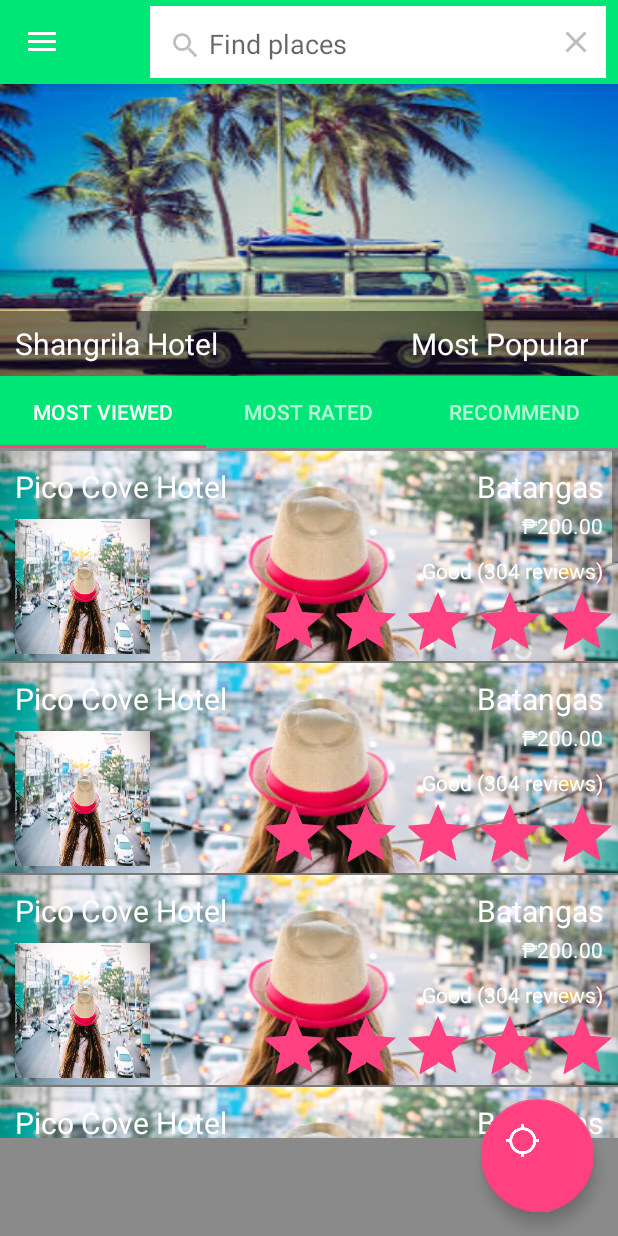
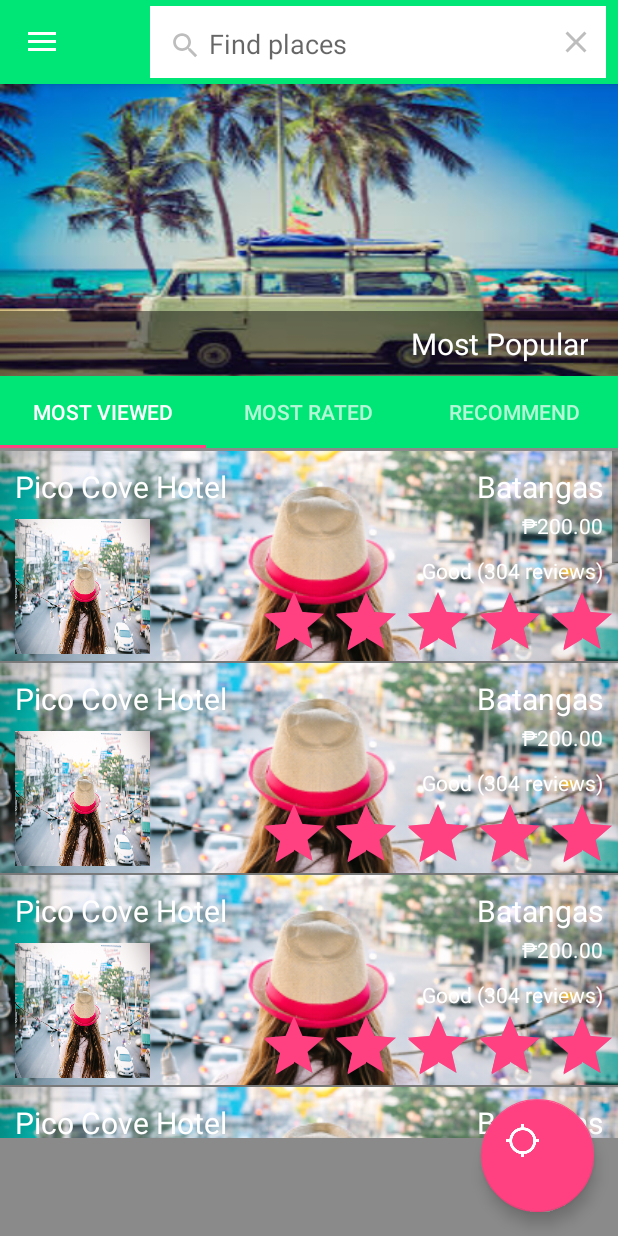
Before and after one commit to krysseltillada/Spotter-Repo, an Android app: the HomeActivity screen opened directly, with no data from a screen before it, after a tap on "Search", on a phone screen of 412 x 824 dp. Run offline under Robolectric (Android 15) with nearby library versions, the light colour scheme and no system bars; 8 statements that could not run were skipped; 2 other taps on this screen came first.

Commit message:
Merge branch 'im_senpai'

```diff
--- a/Spotter/app/src/main/res/layout/content_home.xml
+++ b/Spotter/app/src/main/res/layout/content_home.xml
@@ -53,38 +53,21 @@
                 android:visibility="gone" />
         </ViewFlipper>
 
+
+
         <TextView
             android:id="@+id/textview"
             android:layout_width="match_parent"
             android:layout_height="wrap_content"
-
             android:layout_marginTop="-50dp"
             android:background="@color/blackTransparent"
-                android:gravity="end"
+            android:gravity="right"
             android:paddingBottom="8dp"
-
-                android:paddingRight="20sp"
-
             android:paddingEnd="20dp"
-
             android:paddingTop="8dp"
             android:text="@string/home_most_popular"
             android:textColor="@color/white"
-                android:textSize="20sp" />
-
-
-            <TextView
-                android:layout_marginTop="-43dp"
-                android:gravity="end"
-                android:paddingBottom="8dp"
-                android:paddingLeft="10sp"
-                android:paddingTop="8dp"
-                android:layout_width="wrap_content"
-                android:layout_height="wrap_content"
-                android:text="Shangrila Hotel"
-                android:textSize="20sp"
-                android:textColor="@color/white"/>
-
+            android:textSize="20dp" />
 
 
 
@@ -92,21 +75,8 @@
             android:id="@+id/frameLayout"
             android:layout_width="match_parent"
             android:layout_height="match_parent"
-
-                >
-                <!--
-                <android.support.v7.widget.Toolbar
-                    android:id="@+id/toolbar"
-                    android:layout_width="match_parent"
-                    android:layout_height="wrap_content"
-                    android:layout_alignParentTop="true"
-                    android:background="?attr/colorPrimary"
-                    android:elevation="6dp"
-                    android:minHeight="52dp"
-                    android:theme="@style/ThemeOverlay.AppCompat.Dark.ActionBar"
-                    app:popupTheme="@style/ThemeOverlay.AppCompat.Light" /> -->
-
-
+            android:layout_alignParentStart="true"
+            android:layout_below="@+id/popularImageView1">
 
             <android.support.v4.view.ViewPager
                 android:id="@+id/pager"
```
Lines whose indentation alone changed are shown as unchanged.
